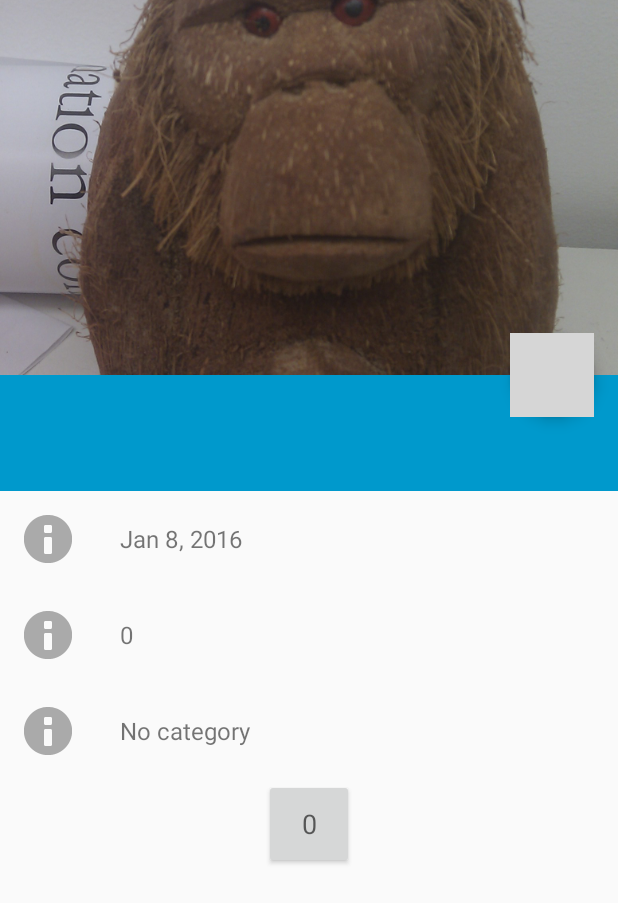
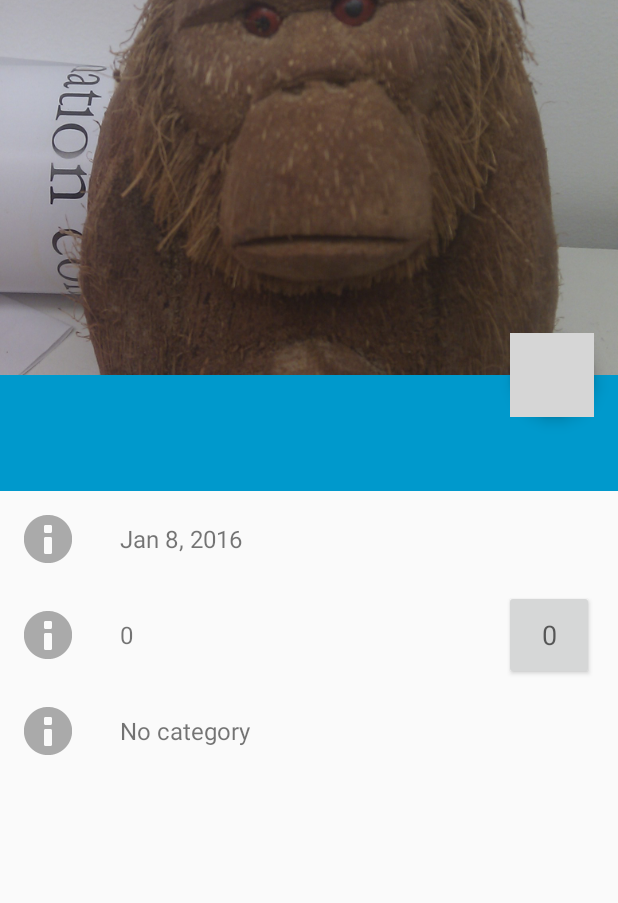
Before and after one commit to Buntworthy/FreezeUp, an Android app: the DetailActivityFragment screen opened directly, with no data from a screen before it, on a phone screen of 412 x 824 dp. Shown: the top 903 px of the screen. Run offline under Robolectric (Android 15) with nearby library versions, the phone set to English and light mode, and no system bars; 1 statement that could not run was skipped; grey boxes are pictures that could not be loaded.

Commit message:
More layout tweaking

```diff
--- a/app/src/main/res/layout/fragment_detail.xml
+++ b/app/src/main/res/layout/fragment_detail.xml
@@ -5,7 +5,11 @@
     tools:showIn="@layout/activity_detail"
     tools:context=".DetailActivityFragment"
     android:layout_width="match_parent"
-    android:layout_height="match_parent">
+    android:layout_height="wrap_content">
+
+    <ScrollView
+        android:layout_width="match_parent"
+        android:layout_height="wrap_content">
 
         <LinearLayout
             android:layout_width="match_parent"
@@ -57,7 +61,9 @@
 
             <LinearLayout
                 android:layout_width="match_parent"
-            android:layout_height="wrap_content">
+                android:layout_height="wrap_content"
+                android:orientation="horizontal"
+                android:paddingRight="16dp">
 
                 <ImageView
                     android:layout_width="wrap_content"
@@ -67,13 +73,23 @@
                     android:tint="@android:color/darker_gray"/>
 
                 <TextView
-                android:layout_width="match_parent"
+                    android:layout_width="wrap_content"
                     android:layout_height="wrap_content"
                     android:id="@+id/detail_quantity"
                     android:text="Quantity"
                     android:textSize="16sp"
                     android:paddingLeft="16dp"
-                android:layout_gravity="center_vertical" />
+                    android:layout_gravity="center_vertical"
+                    android:layout_weight="1" />
+
+                <Button
+                    android:id="@+id/detail_quantity_button"
+                    android:layout_width="60dp"
+                    android:layout_height="60dp"
+                    android:textAppearance="?android:textAppearanceMedium"
+                    android:gravity="center"
+                    android:layout_gravity="center"
+                    android:focusable="false" />
 
             </LinearLayout>
 
@@ -99,15 +115,8 @@
 
             </LinearLayout>
 
-        <Button
-            android:id="@+id/detail_quantity_button"
-            android:layout_width="60dp"
-            android:layout_height="60dp"
-            android:textAppearance="?android:textAppearanceMedium"
-            android:gravity="center"
-            android:layout_gravity="center"
-            android:focusable="false"/>
         </LinearLayout>
+    </ScrollView>
 
     <android.support.design.widget.FloatingActionButton
         android:id="@+id/edit_fab"
--- a/app/src/main/res/layout/fragment_main.xml
+++ b/app/src/main/res/layout/fragment_main.xml
@@ -8,6 +8,8 @@
     <ListView
         android:id="@+id/list_view"
         android:layout_width="match_parent"
-        android:layout_height="match_parent" />
+        android:layout_height="match_parent"
+        android:paddingBottom="88dp"
+        android:clipToPadding="false"/>
 
 </FrameLayout>
```
Lines whose indentation alone changed are shown as unchanged.
